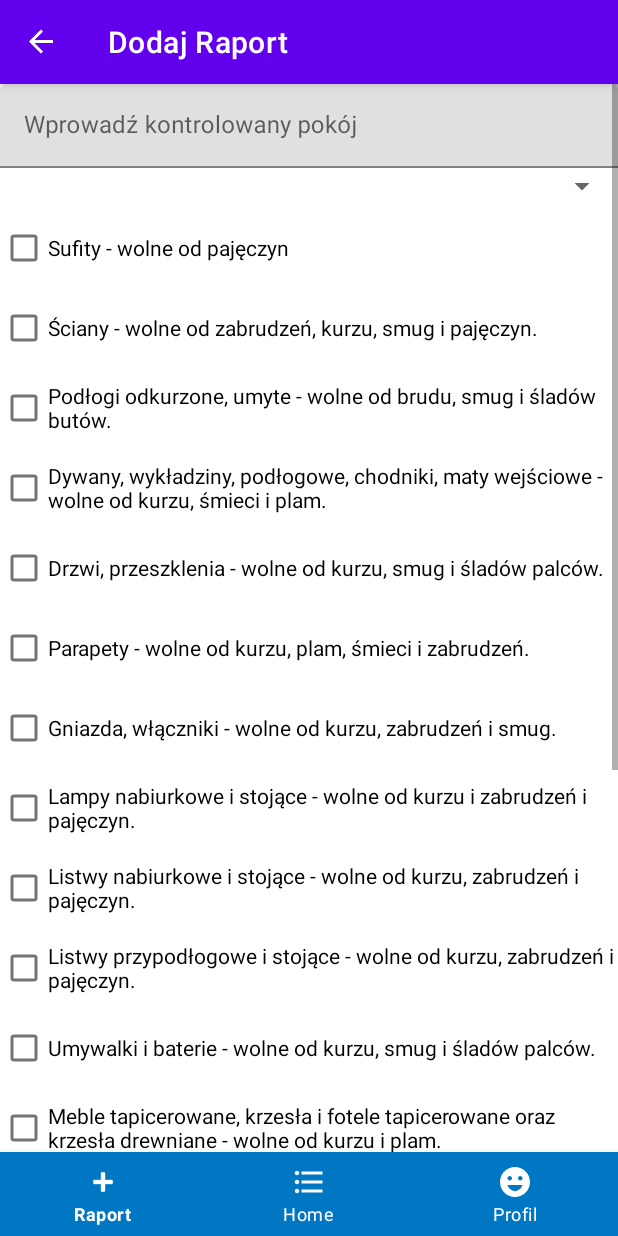
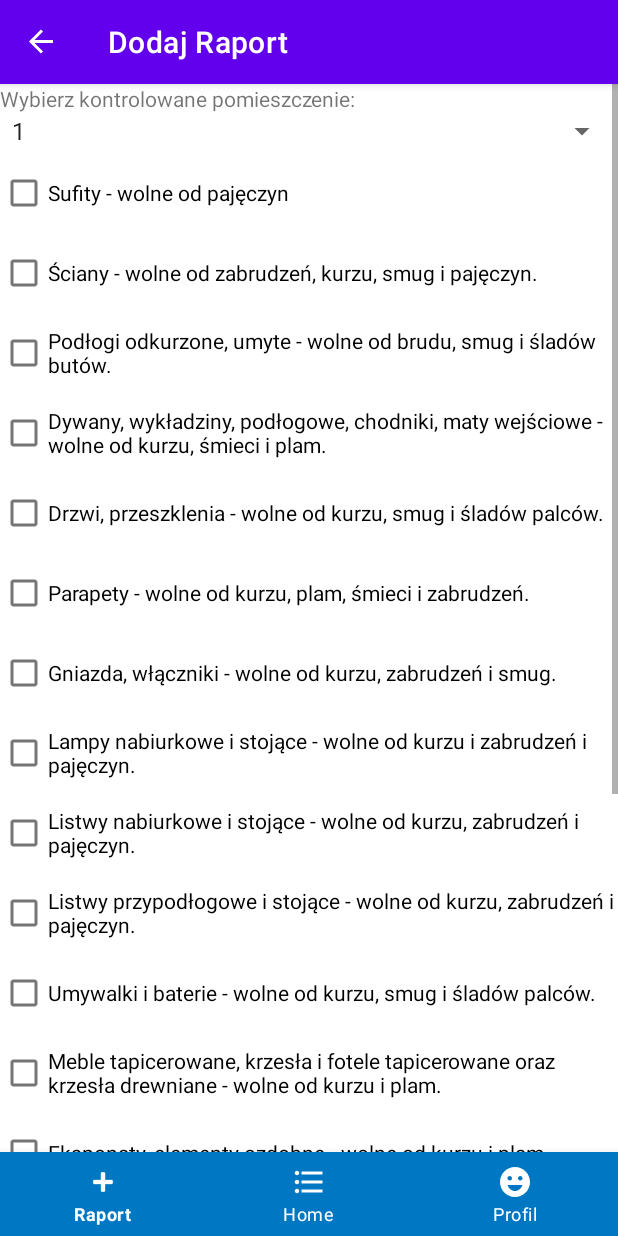
Before and after one commit to Veniujk/RaportTI, an Android app: the screen it shows after launch once a user with an empty profile is signed in (MainActivity), after a tap on "KONTROLA STREFY I", on a phone screen of 412 x 824 dp. Run offline under Robolectric (Android 15) with nearby library versions, the phone set to English and light mode, and no system bars; our stand-ins replace Firebase (no records; nobody signed in at launch, a user with empty details on screens opened directly), navigation-ui.

Commit message:
spinner zrobiony, user ID przy dodwania raportu zrobiony.

```diff
--- a/app/src/main/java/com/example/pupmaag/BaseFragment.kt
+++ b/app/src/main/java/com/example/pupmaag/BaseFragment.kt
@@ -21,4 +21,5 @@ abstract class BaseFragment: Fragment() {
         startActivity(intent)
     }
 
+
 }
--- a/app/src/main/java/com/example/pupmaag/activites/MainActivity.kt
+++ b/app/src/main/java/com/example/pupmaag/activites/MainActivity.kt
@@ -3,28 +3,26 @@ package com.example.pupmaag.activites
 import android.content.Intent
 import androidx.appcompat.app.AppCompatActivity
 import android.os.Bundle
-import android.widget.Button
-import android.widget.Spinner
+import android.view.View
+import android.widget.*
 import androidx.navigation.findNavController
 import androidx.navigation.ui.AppBarConfiguration
 import androidx.navigation.ui.setupActionBarWithNavController
 import androidx.navigation.ui.setupWithNavController
 import com.google.android.material.bottomnavigation.BottomNavigationView
 import com.example.pupmaag.R
+import kotlinx.android.synthetic.main.fragment_raport_zone1.*
 
 class MainActivity : AppCompatActivity() {
     override fun onCreate(savedInstanceState: Bundle?) {
         super.onCreate(savedInstanceState)
         setContentView(R.layout.activity_main)
-        lateinit var room : Spinner
-        val navView: BottomNavigationView = findViewById(R.id.bottomNavView)
+               val navView: BottomNavigationView = findViewById(R.id.bottomNavView)
         val navController = findNavController(R.id.mainNavHost)
         val appBarConfiguration = AppBarConfiguration(
             setOf(R.id.raportFragment, R.id.homeFragment, R.id.profileFragment))
 
-
-
-        setupActionBarWithNavController(navController, appBarConfiguration)
+               setupActionBarWithNavController(navController, appBarConfiguration)
         navView.setupWithNavController(navController)
     }
 
--- a/app/src/main/java/com/example/pupmaag/activites/SpinnerActivity.kt
+++ b/app/src/main/java/com/example/pupmaag/activites/SpinnerActivity.kt
@@ -7,7 +7,6 @@ import android.widget.AdapterView
 import android.widget.ArrayAdapter
 import android.widget.Spinner
 import com.example.pupmaag.R
-import kotlinx.android.synthetic.main.fragment_raport_zone1.*
 
 class SpinnerActivity : AppCompatActivity() {
 
@@ -17,7 +16,7 @@ class SpinnerActivity : AppCompatActivity() {
         super.onCreate(savedInstanceState)
         setContentView(R.layout.fragment_raport_zone1)
 
-        room = findViewById<Spinner>(R.id.spinner)
+        room = findViewById<Spinner>(R.id.zone1_name_spinner)
 
         val rooms = arrayOf("room1", "room2", "room3", "room4","room5")
 
--- a/app/src/main/java/com/example/pupmaag/raport/RaportZone1Fragment.kt
+++ b/app/src/main/java/com/example/pupmaag/raport/RaportZone1Fragment.kt
@@ -6,9 +6,7 @@ import android.util.Log
 import android.view.LayoutInflater
 import android.view.View
 import android.view.ViewGroup
-import android.widget.AdapterView
 import android.widget.ArrayAdapter
-import android.widget.Spinner
 import androidx.fragment.app.viewModels
 import androidx.navigation.fragment.findNavController
 import com.example.pupmaag.BaseFragment
@@ -18,17 +16,15 @@ import com.google.android.material.snackbar.Snackbar
 import com.google.firebase.Timestamp
 import com.google.firebase.auth.FirebaseAuth
 import com.google.firebase.firestore.FirebaseFirestore
-import kotlinx.android.synthetic.main.activity_main.*
-
 import kotlinx.android.synthetic.main.fragment_raport_zone1.*
 import java.util.*
+
 
 class RaportZone1Fragment : BaseFragment(){
     private val Report_DEBUG = "REPORT_DEBUG"
     private val cloud = FirebaseFirestore.getInstance()
     private val homeVm by viewModels<HomeViewModel>()
     private val auth = FirebaseAuth.getInstance()
-
     override fun onCreateView(
         inflater: LayoutInflater, container: ViewGroup?,
         savedInstanceState: Bundle?
@@ -40,16 +36,18 @@ class RaportZone1Fragment : BaseFragment(){
     override fun onViewCreated(view: View, savedInstanceState: Bundle?) {
         super.onViewCreated(view, savedInstanceState)
         openReportZone1Click()
+        val rooms = arrayOf("1","2","3","4")
+        val arrayAdapter = ArrayAdapter(requireContext(),android.R.layout.simple_spinner_item, rooms )
+        arrayAdapter.setDropDownViewResource(android.R.layout.simple_spinner_dropdown_item)
 
+        zone1_name_spinner.adapter = arrayAdapter
     }
 
     private fun openReportZone1Click() {
 
 
         zone1_report_send.setOnClickListener {
-
-
-            val zone1_room = zone1_report_room_name.text?.trim().toString()
+            val zone1_room = zone1_name_spinner.selectedItem
             val zone1_lr1 = zone1_report_lp1.isChecked
             val zone1_lr2 = zone1_report_lp2.isChecked
             val zone1_lr3 = zone1_report_lp3.isChecked
@@ -69,13 +67,12 @@ class RaportZone1Fragment : BaseFragment(){
             val zone1_lr17 = zone1_report_lp17.isChecked
             val zone1_lr18 = zone1_report_lp18.isChecked
 
-
                val data = hashMapOf(
                    "cid" to "NBP",
-                   "uid" to "test",
+                   "uid" to auth.currentUser?.uid,
                    "Zone" to "Strefa 1",
                    "date" to Timestamp(Date()),
-                   "room_name" to "k",
+                   "room_name" to zone1_room,
                    "lr1" to zone1_lr1,
                    "lr2" to zone1_lr2,
                    "lr3" to zone1_lr3,
@@ -94,8 +91,6 @@ class RaportZone1Fragment : BaseFragment(){
                    "lr16" to zone1_lr16,
                    "lr17" to zone1_lr17,
                    "lr18" to zone1_lr18,
-
-
                )
                if (zone1_room != null) {
 
--- a/app/src/main/res/layout/fragment_raport_zone1.xml
+++ b/app/src/main/res/layout/fragment_raport_zone1.xml
@@ -9,24 +9,22 @@
         android:layout_width="fill_parent"
         android:layout_height="fill_parent"
         android:orientation="vertical">
-
         <com.google.android.material.textfield.TextInputLayout
             android:layout_width="match_parent"
             android:layout_height="match_parent">
+        <TextView
+            android:id="@+id/zone1_TextView"
+            android:layout_width="match_parent"
+            android:layout_height="wrap_content"
+            android:layout_weight="8"
+            android:text="Wybierz kontrolowane pomieszczenie: " />
 
-            <com.google.android.material.textfield.TextInputEditText
-                android:id="@+id/zone1_report_room_name"
-                android:layout_width="match_parent"
-                android:layout_height="wrap_content"
-                android:hint="@string/zone1_report_room_name" />
-
-            <Spinner
-                android:id="@+id/spinner"
-                android:layout_width="match_parent"
-                android:layout_height="wrap_content"
-                android:layout_weight="1" />
+        <Spinner
+            android:id="@+id/zone1_name_spinner"
+            android:layout_width="match_parent"
+            android:layout_height="wrap_content"
+            android:layout_weight="8" />
         </com.google.android.material.textfield.TextInputLayout>
-
         <CheckBox
             android:id="@+id/zone1_report_lp1"
             android:layout_width="match_parent"
```
Also changed, not shown: app/src/main/java/com/example/pupmaag/raport/RaportZone2Fragment.kt (+10 -3 lines), app/src/main/java/com/example/pupmaag/raport/RaportZone3Fragment.kt (+9 -6 lines), app/src/main/java/com/example/pupmaag/raport/RaportZone4Fragment.kt (+9 -3 lines), app/src/main/java/com/example/pupmaag/raport/RaportZone5Fragment.kt (+9 -3 lines), app/src/main/java/com/example/pupmaag/raport/RaportZone6Fragment.kt (+9 -4 lines), app/src/main/res/layout/fragment_raport_zone2.xml (+11 -8 lines), app/src/main/res/layout/fragment_raport_zone3.xml (+11 -8 lines), app/src/main/res/layout/fragment_raport_zone4.xml (+11 -8 lines), app/src/main/res/layout/fragment_raport_zone5.xml (+11 -8 lines), app/src/main/res/layout/fragment_raport_zone6.xml (+12 -8 lines), app/src/main/res/values/strings.xml (+0 -12 lines).
